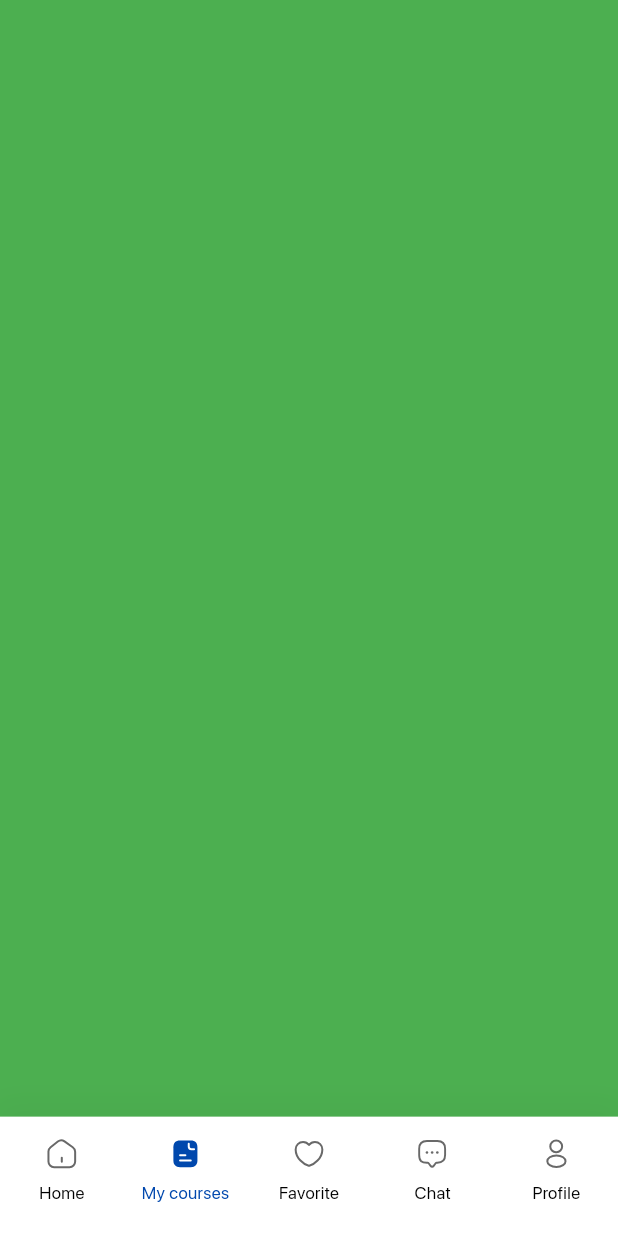
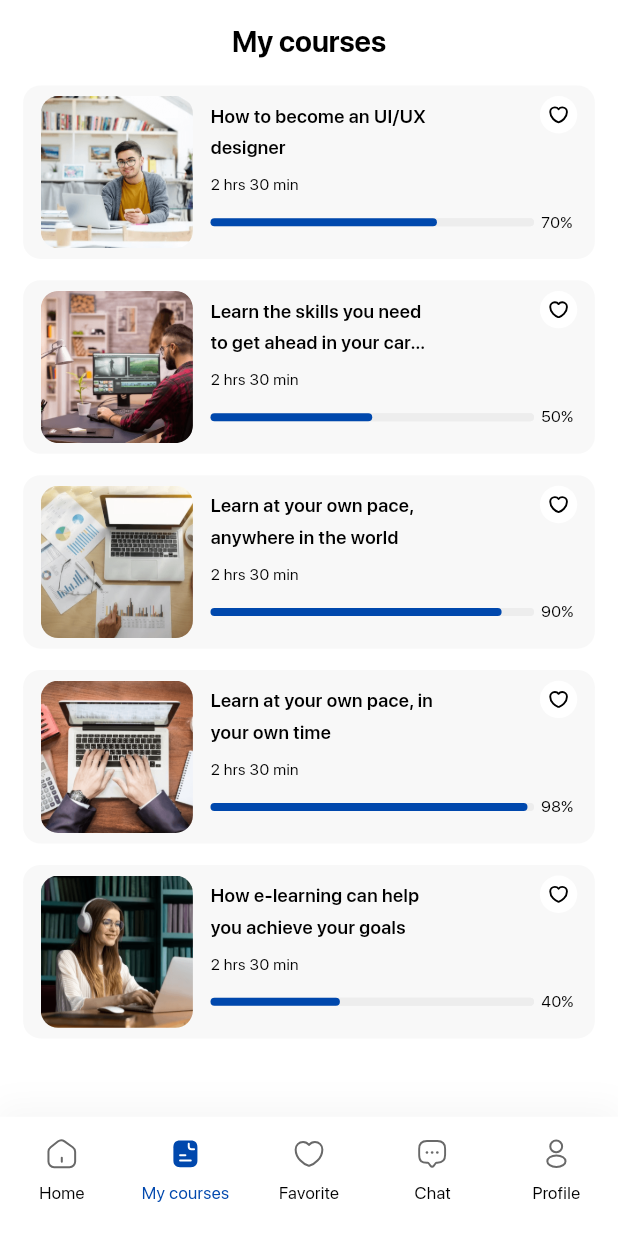
Before and after one commit to abuubaida921/Flutter_e_learning_app, a Flutter app: the HomeScreenContainerScreen screen opened by its route, item 2 of the bottom bar chosen, on a phone screen of 412 x 824 dp. Run offline on Flutter 3.47's test engine with Material 3 defaults, Android fonts, the phone set to English and light mode, and no system bars; drawn by our look-alikes of percent_indicator; our stand-ins replace cached_network_image, carousel_slider, connectivity_plus, flutter_staggered_animations, flutter_svg, fluttertoast and 2 more; accounts and stored records are empty.

Commit message:
My Course Screen Implemented

```diff
--- a/lib/core/utils/image_constant.dart
+++ b/lib/core/utils/image_constant.dart
@@ -1,4 +1,9 @@
 class ImageConstant {
+
+  // nocourceIcon
+  static String imgGroup34160Indigo5002154x154 = '$imagePath/img_group_34160_indigo_50_02_154x154.svg';
+  static String imgNoCourceDarkIcon = '$imagePath/no_cource_dark_icon.svg';
+
   // Image folder path
   static String imagePath = 'assets/images';
 
--- a/lib/presentation/home_screen_container_screen/home_screen_container_screen.dart
+++ b/lib/presentation/home_screen_container_screen/home_screen_container_screen.dart
@@ -5,6 +5,7 @@ import '../../widgets/custom_bottom_bar.dart';
 import '../../widgets/custom_elevated_button.dart';
 import '../../widgets/custom_outlined_button.dart';
 import '../home_screen_page/home_screen_page.dart';
+import '../my_courses1_page/my_courses1_page.dart';
 import 'controller/home_screen_container_controller.dart';
 
 class HomeScreenContainerScreen extends StatefulWidget {
@@ -20,9 +21,7 @@ class _HomeScreenContainerScreenState extends State<HomeScreenContainerScreen> {
       Get.put(HomeScreenContainerController());
   List<Widget> screen = [
     HomeScreenPage(),
-    Container(
-      color: Colors.green,
-    ),
+    MyCourses1Page(),
     Container(
       color: Colors.yellow,
     ),
--- /dev/null
+++ b/lib/presentation/my_courses1_page/controller/my_courses1_controller.dart
@@ -0,0 +1,8 @@
+import 'package:flutter_e_learning_app/core/app_export.dart';
+import 'package:flutter_e_learning_app/presentation/my_courses1_page/models/my_courses1_model.dart';
+
+import '../models/fundlist_item_model.dart';
+
+class MyCourses1Controller extends GetxController {
+  List<FundlistItemModel> myCourcesList = MyCourses1Model.getMyCourcesList();
+}
--- /dev/null
+++ b/lib/presentation/my_courses1_page/models/fundlist_item_model.dart
@@ -0,0 +1,8 @@
+class FundlistItemModel {
+  String? image;
+  String? title;
+  String? time;
+  String? progress;
+  bool? isLike;
+  FundlistItemModel(this.image, this.title, this.time, this.progress, this.isLike);
+}
--- /dev/null
+++ b/lib/presentation/my_courses1_page/models/my_courses1_model.dart
@@ -0,0 +1,15 @@
+import '../../../core/app_export.dart';
+import 'fundlist_item_model.dart';
+
+class MyCourses1Model {
+
+  static List<FundlistItemModel> getMyCourcesList(){
+    return [
+      FundlistItemModel(ImageConstant.imgGroupIndianCh2, "How to become an UI/UX designer", "2 hrs 30 min", "70",false),
+      FundlistItemModel(ImageConstant.imgGroupIndianCh1, "Learn the skills you need to get ahead in your career", "2 hrs 30 min", "50",false),
+      FundlistItemModel(ImageConstant.imgGroupIndianCh4, "Learn at your own pace, anywhere in the world", "2 hrs 30 min", "90",false),
+      FundlistItemModel(ImageConstant.imgGroupIndianCh5, "Learn at your own pace, in your own time", "2 hrs 30 min", "98",false),
+      FundlistItemModel(ImageConstant.imgGroupIndianCh115x174, "How e-learning can help you achieve your goals", "2 hrs 30 min", "40",false),
+    ];
+  }
+}
--- /dev/null
+++ b/lib/presentation/my_courses1_page/my_courses1_page.dart
@@ -0,0 +1,117 @@
+import 'package:flutter/material.dart';
+import 'package:flutter_e_learning_app/core/app_export.dart';
+import 'package:flutter_e_learning_app/widgets/app_bar/appbar_subtitle.dart';
+import 'package:flutter_e_learning_app/widgets/app_bar/custom_app_bar.dart';
+
+import '../../widgets/app_bar/custom_bottom_bar_controller.dart';
+import '../../widgets/custom_elevated_button.dart';
+import '../my_courses1_page/widgets/fundlist_item_widget.dart';
+import 'controller/my_courses1_controller.dart';
+import 'models/fundlist_item_model.dart';
+
+// ignore_for_file: must_be_immutable
+class MyCourses1Page extends StatefulWidget {
+  MyCourses1Page({Key? key}) : super(key: key);
+
+  @override
+  State<MyCourses1Page> createState() => _MyCourses1PageState();
+}
+
+class _MyCourses1PageState extends State<MyCourses1Page> {
+  MyCourses1Controller controller = Get.put(MyCourses1Controller());
+  CustomBottomBarController customBottomBarController = Get.put(CustomBottomBarController());
+  @override
+  Widget build(BuildContext context) {
+    mediaQueryData = MediaQuery.of(context);
+    return GetBuilder<MyCourses1Controller>(
+      init: MyCourses1Controller(),
+      builder:(controller) =>    controller.myCourcesList.isEmpty?
+      Column(
+        mainAxisAlignment: MainAxisAlignment.spaceBetween,
+        children: [
+          _buildAppBar(),
+          Container(
+            padding: EdgeInsets.symmetric(horizontal: 56.h),
+            child: Column(
+              mainAxisAlignment: MainAxisAlignment.center,
+              children: [
+                CustomImageView(
+                  imagePath: PrefUtils().getThemeData() == "primary"?ImageConstant.imgGroup34160Indigo5002154x154:ImageConstant.imgNoCourceDarkIcon,
+                  height: 154.adaptSize,
+                  width: 154.adaptSize,
+                ),
+                SizedBox(height: 26.v),
+                Text(
+                  "lbl_no_course_yet".tr,
+                  style: theme.textTheme.titleLarge,
+                ),
+                SizedBox(height: 11.v),
+                SizedBox(
+                  width: 312.h,
+                  child: Text(
+                    "msg_you_have_successfully".tr,
+                    maxLines: 2,
+                    overflow: TextOverflow.ellipsis,
+                    textAlign: TextAlign.center,
+                    style: theme.textTheme.bodyLarge!.copyWith(
+                      height: 1.50,
+                    ),
+                  ),
+                ),
+                SizedBox(height: 28.v),
+                CustomElevatedButton(
+                  onPressed: (){
+                    customBottomBarController.getIndex(0);
+                  },
+                  text: "Go to home",
+                  margin: EdgeInsets.only(
+                    left: 33.h,
+                    right: 31.h,
+                  ),
+                ),
+                SizedBox(height: 5.v),
+              ],
+            ),
+          ),
+          SizedBox()
+        ],
+      ):Column(
+       children: [
+        _buildAppBar(),
+        Expanded(
+          child: ListView.separated(
+            padding: EdgeInsets.symmetric(horizontal: 16.h),
+              physics: BouncingScrollPhysics(),
+              shrinkWrap: true,
+              primary: false,
+              separatorBuilder: (context, index) {
+               return SizedBox(height: 16.v);
+              },
+              itemCount: controller.myCourcesList.length,
+              itemBuilder: (context, index) {
+               FundlistItemModel model = controller.myCourcesList[index];
+               return FundlistItemWidget(model, onTapFund: () {
+                onTapFund();
+               });
+              }),
+        )
+       ],
+      ),
+    );
+  }
+
+  /// Section Widget
+  PreferredSizeWidget _buildAppBar() {
+    return CustomAppBar(
+        height: 64.v,
+        centerTitle: true,
+        title: AppbarSubtitle(text: "lbl_my_courses".tr));
+  }
+
+  /// Navigates to the courseDetailsScreen when the action is triggered.
+  onTapFund() {
+    // Get.toNamed(
+    //   AppRoutes.courseDetailsScreen,
+    // );
+  }
+}
--- /dev/null
+++ b/lib/presentation/my_courses1_page/widgets/fundlist_item_widget.dart
@@ -0,0 +1,148 @@
+import 'package:flutter/material.dart';
+import 'package:flutter_e_learning_app/core/app_export.dart';
+import 'package:flutter_e_learning_app/widgets/custom_icon_button.dart';
+import 'package:percent_indicator/percent_indicator.dart';
+import '../controller/my_courses1_controller.dart';
+import '../models/fundlist_item_model.dart';
+
+// ignore: must_be_immutable
+class FundlistItemWidget extends StatefulWidget {
+  FundlistItemWidget(
+    this.fundlistItemModelObj, {
+    Key? key,
+    this.onTapFund,
+  }) : super(
+          key: key,
+        );
+
+  FundlistItemModel fundlistItemModelObj;
+
+  VoidCallback? onTapFund;
+
+  @override
+  State<FundlistItemWidget> createState() => _FundlistItemWidgetState();
+}
+
+class _FundlistItemWidgetState extends State<FundlistItemWidget> {
+  var controller = Get.find<MyCourses1Controller>();
+
+  @override
+  Widget build(BuildContext context) {
+    return GestureDetector(
+      onTap: () {
+        widget.onTapFund!.call();
+      },
+      child: Container(
+        padding: EdgeInsets.symmetric(vertical: 8.v),
+        decoration: AppDecoration.fillGray.copyWith(
+          borderRadius: BorderRadiusStyle.roundedBorder12,
+        ),
+        child: Row(
+          mainAxisAlignment: MainAxisAlignment.spaceEvenly,
+          crossAxisAlignment: CrossAxisAlignment.start,
+          children: [
+            CustomImageView(
+              imagePath: widget.fundlistItemModelObj.image,
+              height: 114.adaptSize,
+              width: 114.adaptSize,
+              radius: BorderRadius.circular(
+                12.h,
+              ),
+            ),
+            Container(
+              height: 103.v,
+              width: 254.h,
+              margin: EdgeInsets.only(bottom: 10.v),
+              child: Stack(
+                alignment: Alignment.bottomCenter,
+                children: [
+                  CustomIconButton(
+                    onTap: () {
+                      widget.fundlistItemModelObj.isLike =
+                          !widget.fundlistItemModelObj.isLike!;
+                      controller.update();
+                    },
+                    height: 28.adaptSize,
+                    width: 28.adaptSize,
+                    padding: EdgeInsets.all(6.h),
+                    decoration: IconButtonStyleHelper.outlineBlackTL14,
+                    alignment: Alignment.topRight,
+                    child: CustomImageView(
+                      color: appTheme.black900,
+                      imagePath: widget.fundlistItemModelObj.isLike!
+                          ? ImageConstant.imgFavouriteIcon
+                          : ImageConstant.imgUnFavouriteIcon,
+                    ),
+                  ),
+                  Align(
+                    alignment: Alignment.bottomCenter,
+                    child: Column(
+                      mainAxisSize: MainAxisSize.min,
+                      crossAxisAlignment: CrossAxisAlignment.start,
+                      children: [
+                        SizedBox(
+                          width: 155.h,
+                          child: Text(
+                            widget.fundlistItemModelObj.title!,
+                            maxLines: 2,
+                            overflow: TextOverflow.ellipsis,
+                            style: theme.textTheme.titleSmall!.copyWith(
+                              color: appTheme.black900,
+                              height: 1.71,
+                            ),
+                          ),
+                        ),
+                        SizedBox(height: 8.v),
+                        Text(
+                          widget.fundlistItemModelObj.time!,
+                          style: CustomTextStyles.bodySmallBlack900,
+                        ),
+                        SizedBox(height: 11.v),
+                        Row(
+                          children: [
+                            Padding(
+                              padding: EdgeInsets.symmetric(vertical: 4.v),
+                              child: Container(
+                                height: 6.v,
+                                width: 224.h,
+                                decoration: BoxDecoration(
+                                  color: appTheme.progressBarColor,
+                                  borderRadius: BorderRadius.circular(
+                                    3.h,
+                                  ),
+                                ),
+                                child: LinearPercentIndicator(
+                                  padding: EdgeInsets.zero,
+barRadius: Radius.circular(16.h),
+                                  backgroundColor:appTheme.progressBarColor ,
+
+                                  animation: true,
+                                  lineHeight: 6.v,
+                                  percent: double.parse(
+                                      widget.fundlistItemModelObj.progress!) /
+                                      100,
+                                  progressColor:appTheme.buttonColor,
+                                ),
+                              ),
+                            ),
+                            Padding(
+                              padding: EdgeInsets.only(left: 5.h),
+                              child: Text(
+                                "${widget.fundlistItemModelObj.progress!}%",
+                                style: CustomTextStyles.bodySmallBlack900,
+                              ),
+                            ),
+                          ],
+                        ),
+                      ],
+                    ),
+                  ),
+                ],
+              ),
+            ),
+          ],
+        ),
+      ),
+    );
+  }
+}
--- a/pubspec.yaml
+++ b/pubspec.yaml
@@ -47,6 +47,7 @@ dependencies:
   #  Basic packages needed to create a project
 
   carousel_slider: ^4.2.1
+  percent_indicator: ^4.2.3
 
 
 dev_dependencies:
```
Also changed, not shown: pubspec.lock.
